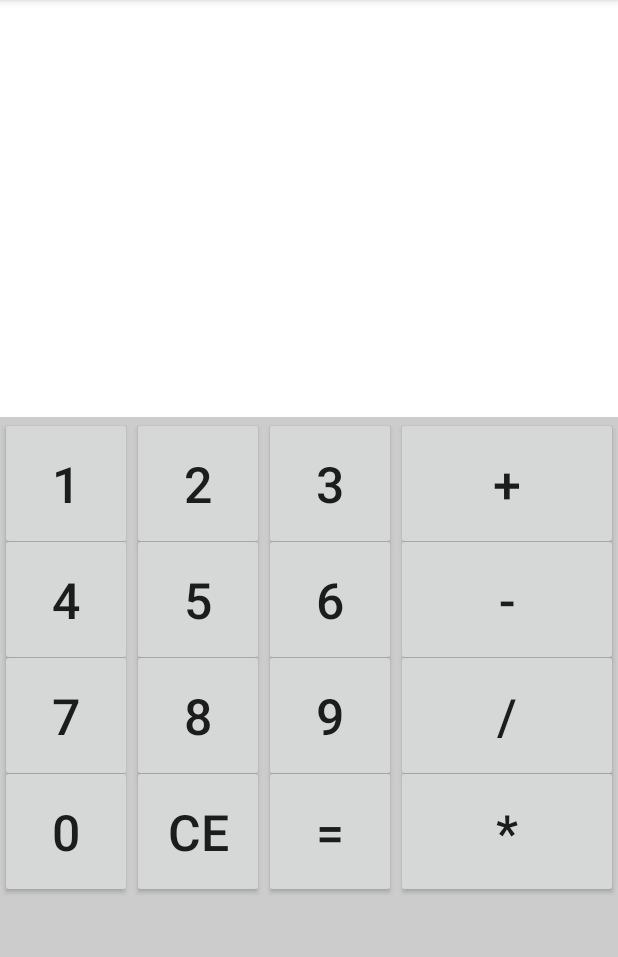
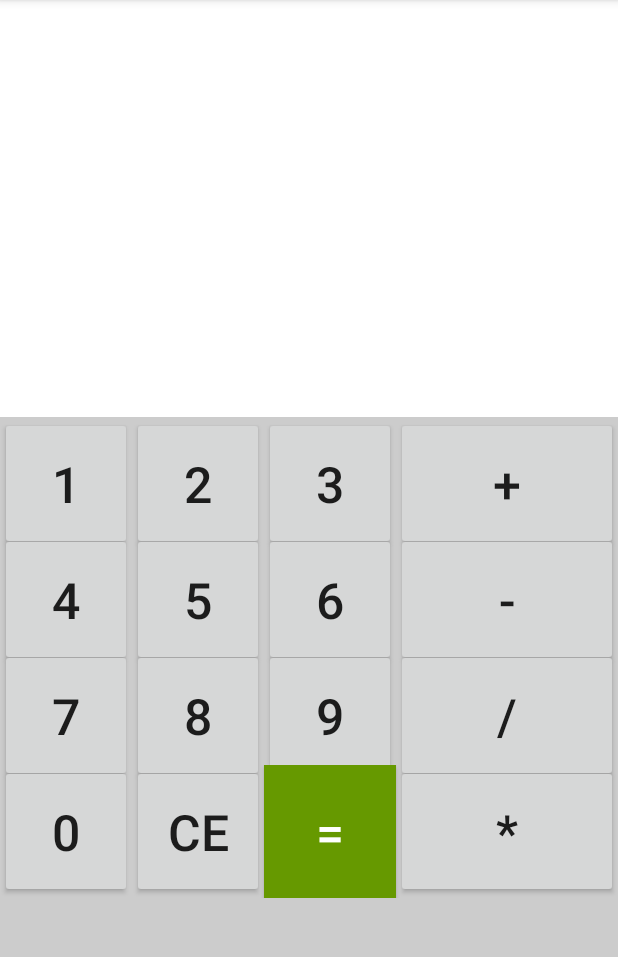
Before and after one commit to MahmoudSharif/Android-Simple-Calc, an Android app: the screen it shows after launch (MainActivity), on a phone screen of 412 x 824 dp, the part 84-1041 px from its top. Run offline under Robolectric (Android 15) with nearby library versions, the phone set to English and light mode, and no system bars.

Commit message:
Style Enhance

```diff
--- a/app/src/main/res/layout/activity_main.xml
+++ b/app/src/main/res/layout/activity_main.xml
@@ -169,7 +169,9 @@
                 android:text="="
                 android:id="@+id/btnEqual"
                 android:onClick="btnEqual_click"
-                android:textSize="15pt"/>
+                android:textSize="15pt"
+                android:background="@android:color/holo_green_dark"
+                android:textColor="@android:color/background_light"/>
 
             <Button
                 android:layout_width="match_parent"
@@ -177,7 +179,8 @@
                 android:text="*"
                 android:id="@+id/btnMultiply"
                 android:onClick="btnMultiply_click"
-                android:textSize="15pt"/>
+                android:textSize="15pt"
+                />
 
         </LinearLayout>
     </LinearLayout>
```
